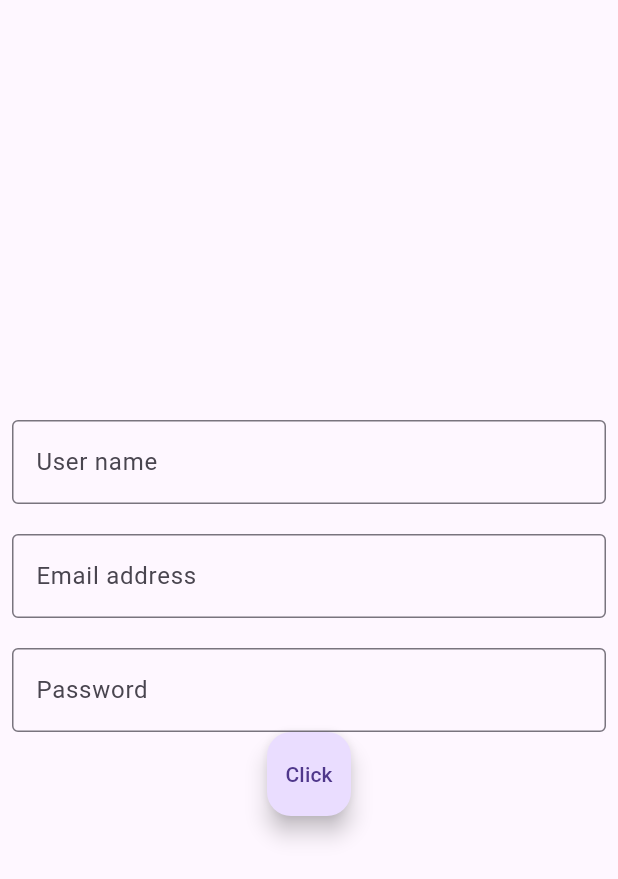
After one commit to Anmay161/views, a Flutter app: the screen it shows after launch, after a tap on "RegistrationPage", on a phone screen of 412 x 824 dp. The commit adds this screen. Shown: the top 879 px of the screen. Run offline on Flutter 3.47's test engine with Material 3 defaults, Android fonts, the phone set to English and light mode, and no system bars; network calls fail.

Commit message:
added login registration page

```diff
--- a/lib/detail_page.dart
+++ b/lib/detail_page.dart
@@ -20,7 +20,7 @@ class DetailPage extends StatelessWidget {
               item['img']!,
               height: 100,
               width: 100,
-              ),
+            ),
             SizedBox(height: 20),
             Text(
               item['title']!,
--- a/lib/homepage.dart
+++ b/lib/homepage.dart
@@ -1,6 +1,8 @@
 import 'package:flutter/material.dart';
 import 'package:views/gridview.dart';
 import 'package:views/listview.dart';
+import 'package:views/loginpage.dart';
+import 'package:views/registrationpage.dart';
 
 class Homepage extends StatelessWidget {
   const Homepage({super.key});
@@ -34,6 +36,26 @@ class Homepage extends StatelessWidget {
               },
               child: const Text('GridView'),
             ),
+            const SizedBox(height: 20),
+            ElevatedButton(
+              onPressed: () {
+                Navigator.push(
+                  context,
+                  MaterialPageRoute(builder: (context) => Loginpage())
+                );
+              },
+              child: const Text('LoginPage'),
+            ),
+            const SizedBox(height: 20),
+            ElevatedButton(
+              onPressed: () {
+                Navigator.push(
+                  context,
+                  MaterialPageRoute(builder: (context) => Registrationpage())
+                );
+              },
+              child: const Text('RegistrationPage'),
+            ),
           ],
         ),
       ),
--- /dev/null
+++ b/lib/input.dart
@@ -0,0 +1,15 @@
+import 'package:flutter/material.dart';
+
+
+
+Widget buildinputfield(control,label,keyboard,pass) {
+  return TextField(
+    controller: control,
+    keyboardType: keyboard,
+    obscureText: pass,
+    decoration: InputDecoration(
+      labelText: label,
+      border: OutlineInputBorder()
+    ),
+  );
+}
--- /dev/null
+++ b/lib/registrationpage.dart
@@ -0,0 +1,60 @@
+import 'package:flutter/material.dart';
+import 'package:views/input.dart';
+import 'userdata.dart';
+
+
+class Registrationpage extends StatefulWidget {
+  const Registrationpage({super.key});
+
+  @override
+  State<Registrationpage> createState() => _RegistrationpageState();
+}
+
+class _RegistrationpageState extends State<Registrationpage> {
+  showsnack(context,message) {
+    ScaffoldMessenger.of(context).showSnackBar(SnackBar(content: Text(message)));
+  }
+  TextEditingController name = TextEditingController();
+  TextEditingController email = TextEditingController();
+  TextEditingController pass = TextEditingController();
+
+  @override
+  Widget build(BuildContext context) {
+    return Scaffold(
+      body: Padding(
+        padding: EdgeInsets.all(8.0),
+        child: Center(
+          child: Column(
+            mainAxisAlignment: MainAxisAlignment.center,
+            children: [
+              buildinputfield(name,"User name",TextInputType.name,false),
+              SizedBox(height: 20),
+              buildinputfield(email, "Email address", TextInputType.emailAddress, false),
+              SizedBox(height: 20),
+              buildinputfield(pass, "Password", TextInputType.numberWithOptions(), true),
+              FloatingActionButton(onPressed: (){
+                  var namevalue = name.text.trim();
+                  var emailvalue = email.text.trim();
+                  var passvalue = pass.text.trim();
+
+                  if (namevalue.isEmpty || emailvalue.isEmpty || passvalue.isEmpty) {
+                    showsnack(context, "Enter valid data");
+                  } else if (!emailvalue.contains('@')) {
+                    showsnack(context, "Enter valid email address");
+                  } else if (check(passvalue)) {
+                    showsnack(context, "User already exists");
+                  } else {
+                    add(passvalue,namevalue,emailvalue);
+                    showsnack(context, "New user created");
+                  }
+
+                },
+                child: Text("Click"),
+              )
+            ],
+          ),
+        ),
+      )
+    );
+  }
+}
--- /dev/null
+++ b/lib/userdata.dart
@@ -0,0 +1,19 @@
+
+class Info {
+  var name;
+  var emailaddress;
+  Info(this.name,this.emailaddress);
+}
+
+Map<String,Info> _USER = {
+  'Default' : Info('Jon Doe','jondoe@gmail.com')
+};
+
+add(pass,name,email) {
+  _USER[pass] = Info(name, email);
+}
+
+check(pass) {
+  if (_USER[pass] != null) return true;
+  return false;
+}
```
Also changed, not shown: lib/gridview.dart (+1 -42 lines), lib/items.dart (added, +42 -0 lines), lib/listview.dart (+1 -42 lines), lib/loginpage.dart (added, +54 -0 lines).
